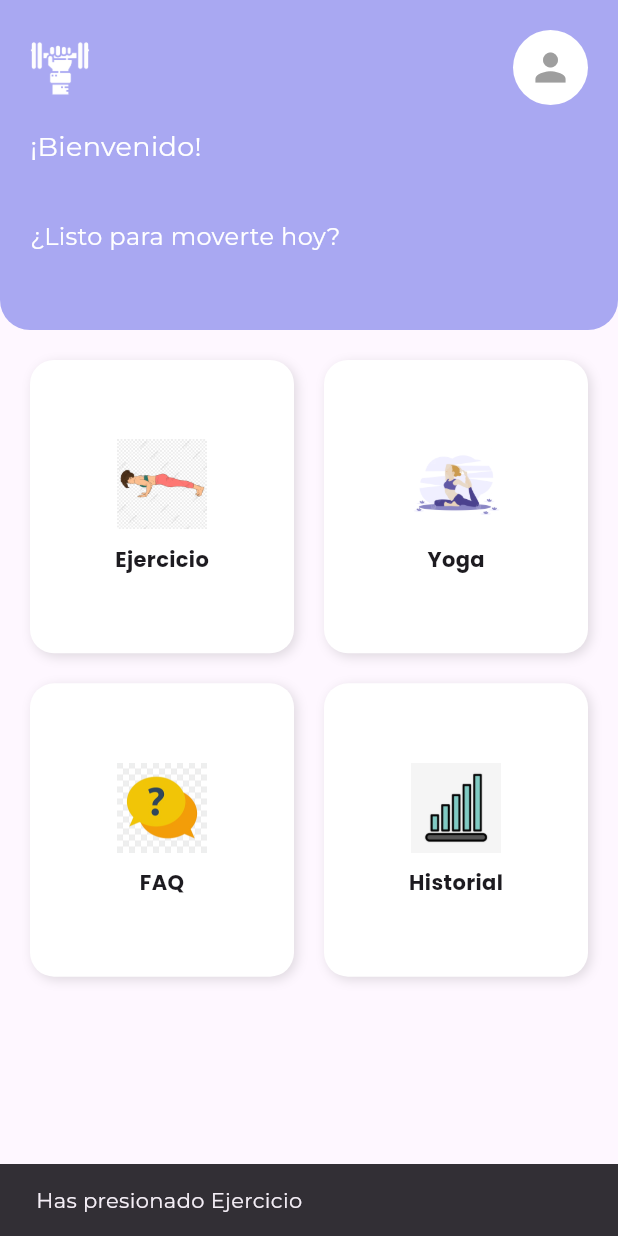
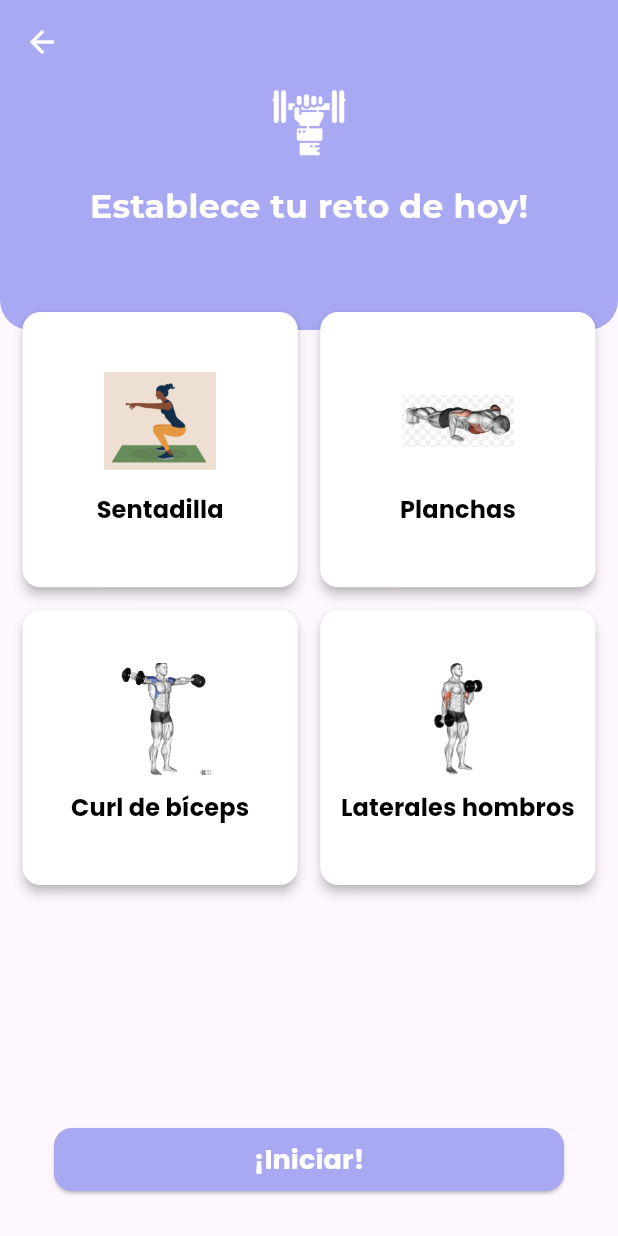
Before and after one commit to NickSalA/Requisitos, a Flutter app: the HomeScreen screen opened directly, after a tap on "Ejercicio", on a phone screen of 412 x 824 dp. Run offline on Flutter 3.47's test engine with Material 3 defaults, Android fonts, the phone set to English and light mode, and no system bars; our stand-ins replace google_fonts, shared_preferences; accounts and stored records are empty.

Commit message:
ejercicios_screen

```diff
--- a/fittrack/lib/model/ejercicio.dart
+++ b/fittrack/lib/model/ejercicio.dart
@@ -9,9 +9,9 @@ class Ejercicio extends Reto {
     required int id,
     required String nombre,
     required String descripcion,
+    required String tipo,
+    required DateTime fechaCreacion,
     required String imagenPath,
-    required DateTime fechaCreacion,
-    required String tipo,
     required this.series,
     required this.repeticiones,
     required this.descanso,
--- /dev/null
+++ b/fittrack/lib/screen/ejericicios_screen.dart
@@ -0,0 +1,205 @@
+import 'package:flutter/material.dart';
+import 'package:google_fonts/google_fonts.dart';
+import '../model/ejercicio.dart';
+
+class EjerciciosScreen extends StatefulWidget {
+  const EjerciciosScreen({super.key});
+
+  @override
+  State<EjerciciosScreen> createState() => _EjerciciosScreenState();
+}
+
+class _EjerciciosScreenState extends State<EjerciciosScreen> {
+  final List<Ejercicio> _ejercicios = [
+    Ejercicio(
+      id: 1,
+      nombre: 'Sentadilla',
+      descripcion: 'Ejercicio para piernas y glúteos',
+      imagenPath: 'assets/icons/sentadillas.png',
+      fechaCreacion: DateTime.now(),
+      tipo: 'Fuerza',
+      series: 3,
+      repeticiones: 12,
+      descanso: 30,
+    ),
+    Ejercicio(
+      id: 2,
+      nombre: 'Planchas',
+      descripcion: 'Ejercicio para core y abdomen',
+      imagenPath: 'assets/icons/planchas.png',
+      fechaCreacion: DateTime.now(),
+      tipo: 'Resistencia',
+      series: 3,
+      repeticiones: 1,
+      descanso: 30,
+    ),
+    Ejercicio(
+      id: 3,
+      nombre: 'Curl de bíceps',
+      descripcion: 'Ejercicio para brazos',
+      imagenPath: 'assets/icons/curl de biceps.png',
+      fechaCreacion: DateTime.now(),
+      tipo: 'Fuerza',
+      series: 3,
+      repeticiones: 10,
+      descanso: 30,
+    ),
+    Ejercicio(
+      id: 4,
+      nombre: 'Laterales hombros',
+      descripcion: 'Ejercicio para hombros',
+      imagenPath: 'assets/icons/laterales hombros.png',
+      fechaCreacion: DateTime.now(),
+      tipo: 'Fuerza',
+      series: 3,
+      repeticiones: 12,
+      descanso: 30,
+    ),
+  ];
+@override
+Widget build(BuildContext context) {
+  return Scaffold(
+    extendBodyBehindAppBar: true,
+    appBar: AppBar(
+      backgroundColor: Colors.transparent,
+      elevation: 0,
+      leading: IconButton(
+        icon: const Icon(Icons.arrow_back, color: Colors.white),
+        onPressed: () => Navigator.pop(context),
+      ),
+    ),
+    body: Stack(
+      children: [
+        // Fondo morado superior
+        Positioned(
+          top: 0,
+          left: 0,
+          right: 0,
+          height: 220,
+          child: Container(
+            decoration: const BoxDecoration(
+              color: Color(0xFFA9A8F2),
+              borderRadius: BorderRadius.only(
+                bottomLeft: Radius.circular(20),
+                bottomRight: Radius.circular(20),
+              ),
+            ),
+          ),
+        ),
+
+        // Contenido principal
+        Column(
+          children: [
+            // Espacio para AppBar
+            SizedBox(height: MediaQuery.of(context).padding.top + kToolbarHeight),
+
+            // Encabezado
+            Container(
+              padding: const EdgeInsets.symmetric(vertical: 0, horizontal: 20),
+              child: Column(
+                mainAxisAlignment: MainAxisAlignment.center,
+                children: [
+                  Image.asset('assets/icons/logo.png', width: 50, height: 50),
+                  const SizedBox(height: 15),
+                  Text(
+                    'Establece tu reto de hoy!',
+                    style: GoogleFonts.montserrat(
+                      fontSize: 22,
+                      fontWeight: FontWeight.bold,
+                      color: Colors.white,
+                    ),
+                  ),
+                ],
+              ),
+            ),
+
+            // Contenido de ejercicios
+            Expanded(
+              child: Padding(
+                padding: const EdgeInsets.symmetric(horizontal: 15),
+                child: Column(
+                  children: [
+                    // GridView 2x2 para los ejercicios
+                    Expanded(
+                      child: GridView.count(
+                        crossAxisCount: 2, // 2 columnas
+                        mainAxisSpacing: 15, // Espacio vertical entre items
+                        crossAxisSpacing: 15, // Espacio horizontal entre items
+                        childAspectRatio: 1.0, // Relación ancho/alto (cuadrados)
+                        physics: const NeverScrollableScrollPhysics(), // Deshabilita scroll
+                        children: _ejercicios.map((ejercicio) {
+                          return _buildExerciseCard(ejercicio);
+                        }).toList(),
+                      ),
+                    ),
+
+                    const SizedBox(height: 8),
+                    SizedBox(
+                      width: 340,
+                      child: ElevatedButton(
+                        onPressed: () {
+                          // Lógica para iniciar los ejercicios
+                        },
+                        style: ElevatedButton.styleFrom(
+                          backgroundColor: const Color(0xFFA9A8F2),
+                          padding: const EdgeInsets.symmetric(vertical: 8),
+                          shape: RoundedRectangleBorder(
+                            borderRadius: BorderRadius.circular(12),
+                          ),
+                        ),
+                        child: Text(
+                          '¡Iniciar!',
+                          style: GoogleFonts.poppins(
+                            fontSize: 18,
+                            fontWeight: FontWeight.bold,
+                            color: Colors.white,
+                          ),
+                        ),
+                      ),
+                    ),
+                    const SizedBox(height:27),
+                  ],
+                ),
+              ),
+            ),
+          ],
+        ),
+      ],
+    ),
+  );
+}
+// Asegúrate que tu _buildExerciseCard tenga un tamaño adecuado para el GridView
+Widget _buildExerciseCard(Ejercicio ejercicio) {
+return ElevatedButton(
+    onPressed: () {
+      ScaffoldMessenger.of(context).showSnackBar(
+        SnackBar(content: Text('Seleccionaste: ${ejercicio.nombre}')),
+      );
+    },
+    style: ElevatedButton.styleFrom(
+      backgroundColor: Colors.white,
+      shape: RoundedRectangleBorder(
+        borderRadius: BorderRadius.circular(12),
+      ),
+      elevation: 3,
+      padding: const EdgeInsets.all(12),
+    ),
+    child: Column(
+      mainAxisAlignment: MainAxisAlignment.center,
+      children: [
+        Image.asset(ejercicio.imagenPath, width: 75, height: 75),
+        const SizedBox(height: 10),
+        Text(
+          ejercicio.nombre,
+          style: GoogleFonts.poppins(
+            fontWeight: FontWeight.bold,
+            fontSize: 16,
+            color: Colors.black,
+          ),
+        ),
+        const SizedBox(height: 5),
+      ],
+    ),
+  );
+}
+}
--- a/fittrack/lib/screen/home_screen.dart
+++ b/fittrack/lib/screen/home_screen.dart
@@ -1,4 +1,5 @@
 import 'dart:convert';
+import 'package:fittrack/screen/ejericicios_screen.dart';
 import 'package:flutter/material.dart';
 import 'package:google_fonts/google_fonts.dart';
 import 'package:shared_preferences/shared_preferences.dart';
@@ -31,9 +32,16 @@ class _HomeScreenState extends State<HomeScreen> {
   }
 
   void _onButtonTap(String nombreBoton) {
+    if (nombreBoton == 'Ejercicio'){
+      Navigator.push(
+      context,
+      MaterialPageRoute(builder: (context) => const EjerciciosScreen()),
+      );
+    } else {
     ScaffoldMessenger.of(context).showSnackBar(
       SnackBar(content: Text('Has presionado $nombreBoton')),
     );
+    }
   }
 
   @override
```
Also changed, not shown: fittrack/assets/icons/curl de biceps.png (added), fittrack/assets/icons/laterales hombros.png (added), fittrack/assets/icons/planchas.png (added), fittrack/assets/icons/sentadillas.png (added).
